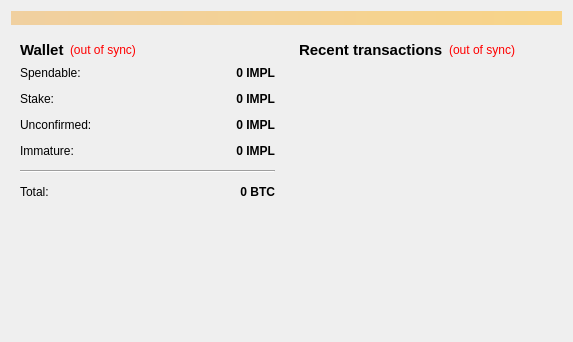
Before: the Qt Designer form src/qt/forms/overviewpage.ui in minblock/compute, drawn with Qt 5.
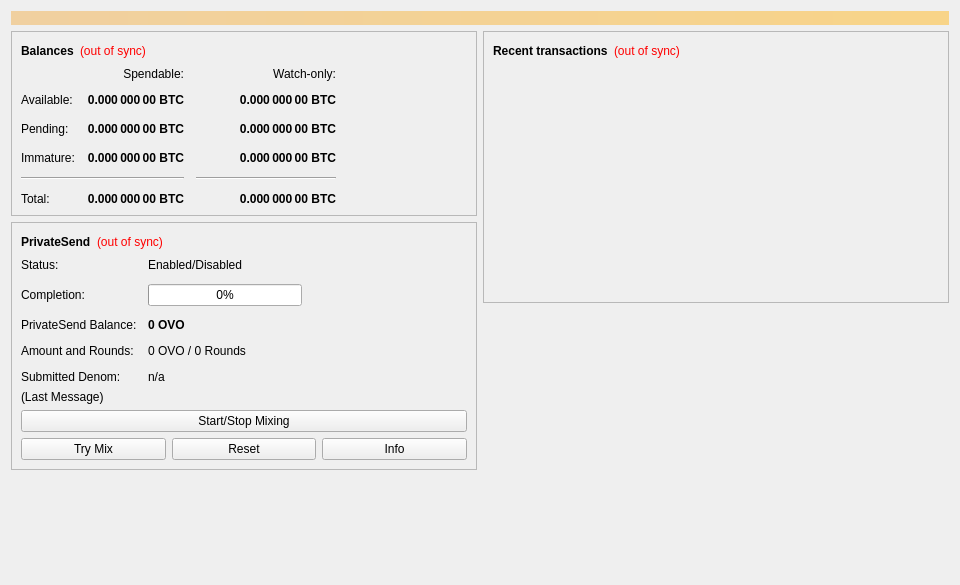
After: the same form once the commit is applied.

```diff
--- a/src/qt/forms/overviewpage.ui
+++ b/src/qt/forms/overviewpage.ui
@@ -6,10 +6,16 @@
    <rect>
     <x>0</x>
     <y>0</y>
-    <width>573</width>
-    <height>342</height>
+    <width>960</width>
+    <height>585</height>
    </rect>
   </property>
+  <property name="minimumSize">
+   <size>
+    <width>960</width>
+    <height>0</height>
+   </size>
+  </property>
   <property name="windowTitle">
    <string>Form</string>
   </property>
@@ -20,8 +26,7 @@
       <bool>false</bool>
      </property>
      <property name="styleSheet">
-      <string notr="true">background-color: qlineargradient(x1: 0, y1: 0, x2: 1, y2: 0, stop:0 #F0D0A0, stop:1 #F8D488);  color:#000000
-</string>
+      <string notr="true">QLabel { background-color: qlineargradient(x1: 0, y1: 0, x2: 1, y2: 0, stop:0 #F0D0A0, stop:1 #F8D488); color:#000000; }</string>
      </property>
      <property name="wordWrap">
       <bool>true</bool>
@@ -36,7 +41,13 @@
      <item>
       <layout class="QVBoxLayout" name="verticalLayout_2">
        <item>
-        <widget class="QWidget" name="widget" native="true">
+        <widget class="QFrame" name="frame">
+         <property name="frameShape">
+          <enum>QFrame::StyledPanel</enum>
+         </property>
+         <property name="frameShadow">
+          <enum>QFrame::Raised</enum>
+         </property>
          <layout class="QVBoxLayout" name="verticalLayout_4">
           <item>
            <layout class="QHBoxLayout" name="horizontalLayout_4">
@@ -44,13 +55,12 @@
              <widget class="QLabel" name="label_5">
               <property name="font">
                <font>
-                <pointsize>11</pointsize>
                 <weight>75</weight>
                 <bold>true</bold>
                </font>
               </property>
               <property name="text">
-               <string>Wallet</string>
+               <string>Balances</string>
               </property>
              </widget>
             </item>
@@ -71,7 +81,7 @@
              </widget>
             </item>
             <item>
-             <spacer name="horizontalSpacer_2">
+             <spacer name="horizontalSpacer_3">
               <property name="orientation">
                <enum>Qt::Horizontal</enum>
               </property>
@@ -86,25 +96,12 @@
            </layout>
           </item>
           <item>
-           <layout class="QFormLayout" name="formLayout_2">
-            <property name="fieldGrowthPolicy">
-             <enum>QFormLayout::AllNonFixedFieldsGrow</enum>
-            </property>
-            <property name="horizontalSpacing">
+           <layout class="QGridLayout" name="gridLayout">
+            <property name="spacing">
              <number>12</number>
             </property>
-            <property name="verticalSpacing">
-             <number>12</number>
-            </property>
-            <item row="0" column="0">
-             <widget class="QLabel" name="label">
-              <property name="text">
-               <string>Spendable:</string>
-              </property>
-             </widget>
-            </item>
-            <item row="0" column="1">
-             <widget class="QLabel" name="labelBalance">
+            <item row="2" column="2">
+             <widget class="QLabel" name="labelWatchPending">
               <property name="font">
                <font>
                 <weight>75</weight>
@@ -118,7 +115,7 @@
                <string>Your current spendable balance</string>
               </property>
               <property name="text">
-               <string notr="true">0 IMPL</string>
+               <string notr="true">0.000 000 00 BTC</string>
               </property>
               <property name="alignment">
                <set>Qt::AlignRight|Qt::AlignTrailing|Qt::AlignVCenter</set>
@@ -128,45 +125,6 @@
               </property>
              </widget>
             </item>
-            <item row="1" column="0">
-             <widget class="QLabel" name="label_6">
-              <property name="text">
-               <string>Stake:</string>
-              </property>
-             </widget>
-            </item>
-            <item row="1" column="1">
-             <widget class="QLabel" name="labelStake">
-              <property name="font">
-               <font>
-                <weight>75</weight>
-                <bold>true</bold>
-               </font>
-              </property>
-              <property name="cursor">
-               <cursorShape>IBeamCursor</cursorShape>
-              </property>
-              <property name="toolTip">
-               <string>Total of coins that was staked, and do not yet count toward the current balance</string>
-              </property>
-              <property name="text">
-               <string notr="true">0 IMPL</string>
-              </property>
-              <property name="alignment">
-               <set>Qt::AlignRight|Qt::AlignTrailing|Qt::AlignVCenter</set>
-              </property>
-              <property name="textInteractionFlags">
-               <set>Qt::LinksAccessibleByMouse|Qt::TextSelectableByKeyboard|Qt::TextSelectableByMouse</set>
-              </property>
-             </widget>
-            </item>
-            <item row="2" column="0">
-             <widget class="QLabel" name="label_3">
-              <property name="text">
-               <string>Unconfirmed:</string>
-              </property>
-             </widget>
-            </item>
             <item row="2" column="1">
              <widget class="QLabel" name="labelUnconfirmed">
               <property name="font">
@@ -182,7 +140,7 @@
                <string>Total of transactions that have yet to be confirmed, and do not yet count toward the current balance</string>
               </property>
               <property name="text">
-               <string notr="true">0 IMPL</string>
+               <string notr="true">0.000 000 00 BTC</string>
               </property>
               <property name="alignment">
                <set>Qt::AlignRight|Qt::AlignTrailing|Qt::AlignVCenter</set>
@@ -192,15 +150,8 @@
               </property>
              </widget>
             </item>
-            <item row="3" column="0">
-             <widget class="QLabel" name="labelImmatureText">
-              <property name="text">
-               <string>Immature:</string>
-              </property>
-             </widget>
-            </item>
-            <item row="3" column="1">
-             <widget class="QLabel" name="labelImmature">
+            <item row="3" column="2">
+             <widget class="QLabel" name="labelWatchImmature">
               <property name="font">
                <font>
                 <weight>75</weight>
@@ -211,7 +162,7 @@
                <string>Mined balance that has not yet matured</string>
               </property>
               <property name="text">
-               <string notr="true">0 IMPL</string>
+               <string notr="true">0.000 000 00 BTC</string>
               </property>
               <property name="alignment">
                <set>Qt::AlignRight|Qt::AlignTrailing|Qt::AlignVCenter</set>
@@ -222,7 +173,26 @@
              </widget>
             </item>
             <item row="4" column="0" colspan="2">
-             <widget class="Line" name="line">
+             <widget class="Line" name="lineSpendableBalance">
+              <property name="orientation">
+               <enum>Qt::Horizontal</enum>
+              </property>
+             </widget>
+            </item>
+            <item row="4" column="2">
+             <widget class="Line" name="lineWatchBalance">
+              <property name="sizePolicy">
+               <sizepolicy hsizetype="Preferred" vsizetype="Fixed">
+                <horstretch>0</horstretch>
+                <verstretch>0</verstretch>
+               </sizepolicy>
+              </property>
+              <property name="minimumSize">
+               <size>
+                <width>140</width>
+                <height>0</height>
+               </size>
+              </property>
               <property name="orientation">
                <enum>Qt::Horizontal</enum>
               </property>
@@ -235,6 +205,51 @@
               </property>
              </widget>
             </item>
+            <item row="3" column="1">
+             <widget class="QLabel" name="labelImmature">
+              <property name="font">
+               <font>
+                <weight>75</weight>
+                <bold>true</bold>
+               </font>
+              </property>
+              <property name="cursor">
+               <cursorShape>IBeamCursor</cursorShape>
+              </property>
+              <property name="toolTip">
+               <string>Mined balance that has not yet matured</string>
+              </property>
+              <property name="text">
+               <string notr="true">0.000 000 00 BTC</string>
+              </property>
+              <property name="alignment">
+               <set>Qt::AlignRight|Qt::AlignTrailing|Qt::AlignVCenter</set>
+              </property>
+              <property name="textInteractionFlags">
+               <set>Qt::LinksAccessibleByMouse|Qt::TextSelectableByKeyboard|Qt::TextSelectableByMouse</set>
+              </property>
+             </widget>
+            </item>
+            <item row="2" column="3">
+             <spacer name="horizontalSpacer_2">
+              <property name="orientation">
+               <enum>Qt::Horizontal</enum>
+              </property>
+              <property name="sizeHint" stdset="0">
+               <size>
+                <width>40</width>
+                <height>20</height>
+               </size>
+              </property>
+             </spacer>
+            </item>
+            <item row="3" column="0">
+             <widget class="QLabel" name="labelImmatureText">
+              <property name="text">
+               <string>Immature:</string>
+              </property>
+             </widget>
+            </item>
             <item row="5" column="1">
              <widget class="QLabel" name="labelTotal">
               <property name="font">
@@ -250,7 +265,7 @@
                <string>Your current total balance</string>
               </property>
               <property name="text">
-               <string notr="true">0 BTC</string>
+               <string notr="true">0.000 000 00 BTC</string>
               </property>
               <property name="alignment">
                <set>Qt::AlignRight|Qt::AlignTrailing|Qt::AlignVCenter</set>
@@ -259,6 +274,359 @@
                <set>Qt::LinksAccessibleByMouse|Qt::TextSelectableByKeyboard|Qt::TextSelectableByMouse</set>
               </property>
              </widget>
+            </item>
+            <item row="5" column="2">
+             <widget class="QLabel" name="labelWatchTotal">
+              <property name="font">
+               <font>
+                <weight>75</weight>
+                <bold>true</bold>
+               </font>
+              </property>
+              <property name="cursor">
+               <cursorShape>IBeamCursor</cursorShape>
+              </property>
+              <property name="toolTip">
+               <string>Current total balance in watch-only addresses</string>
+              </property>
+              <property name="text">
+               <string notr="true">0.000 000 00 BTC</string>
+              </property>
+              <property name="alignment">
+               <set>Qt::AlignRight|Qt::AlignTrailing|Qt::AlignVCenter</set>
+              </property>
+              <property name="textInteractionFlags">
+               <set>Qt::LinksAccessibleByMouse|Qt::TextSelectableByKeyboard|Qt::TextSelectableByMouse</set>
+              </property>
+             </widget>
+            </item>
+            <item row="0" column="2">
+             <widget class="QLabel" name="labelWatchonly">
+              <property name="text">
+               <string>Watch-only:</string>
+              </property>
+              <property name="alignment">
+               <set>Qt::AlignRight|Qt::AlignTrailing|Qt::AlignVCenter</set>
+              </property>
+             </widget>
+            </item>
+            <item row="1" column="0">
+             <widget class="QLabel" name="labelBalanceText">
+              <property name="text">
+               <string>Available:</string>
+              </property>
+             </widget>
+            </item>
+            <item row="1" column="1">
+             <widget class="QLabel" name="labelBalance">
+              <property name="font">
+               <font>
+                <weight>75</weight>
+                <bold>true</bold>
+               </font>
+              </property>
+              <property name="cursor">
+               <cursorShape>IBeamCursor</cursorShape>
+              </property>
+              <property name="toolTip">
+               <string>Your current spendable balance</string>
+              </property>
+              <property name="text">
+               <string notr="true">0.000 000 00 BTC</string>
+              </property>
+              <property name="alignment">
+               <set>Qt::AlignRight|Qt::AlignTrailing|Qt::AlignVCenter</set>
+              </property>
+              <property name="textInteractionFlags">
+               <set>Qt::LinksAccessibleByMouse|Qt::TextSelectableByKeyboard|Qt::TextSelectableByMouse</set>
+              </property>
+             </widget>
+            </item>
+            <item row="1" column="2">
+             <widget class="QLabel" name="labelWatchAvailable">
+              <property name="font">
+               <font>
+                <weight>75</weight>
+                <bold>true</bold>
+               </font>
+              </property>
+              <property name="cursor">
+               <cursorShape>IBeamCursor</cursorShape>
+              </property>
+              <property name="toolTip">
+               <string>Your current balance in watch-only addresses</string>
+              </property>
+              <property name="text">
+               <string notr="true">0.000 000 00 BTC</string>
+              </property>
+              <property name="alignment">
+               <set>Qt::AlignRight|Qt::AlignTrailing|Qt::AlignVCenter</set>
+              </property>
+              <property name="textInteractionFlags">
+               <set>Qt::LinksAccessibleByMouse|Qt::TextSelectableByKeyboard|Qt::TextSelectableByMouse</set>
+              </property>
+             </widget>
+            </item>
+            <item row="2" column="0">
+             <widget class="QLabel" name="labelPendingText">
+              <property name="text">
+               <string>Pending:</string>
+              </property>
+             </widget>
+            </item>
+            <item row="0" column="1">
+             <widget class="QLabel" name="labelSpendable">
+              <property name="text">
+               <string>Spendable:</string>
+              </property>
+              <property name="alignment">
+               <set>Qt::AlignRight|Qt::AlignTrailing|Qt::AlignVCenter</set>
+              </property>
+             </widget>
+            </item>
+           </layout>
+          </item>
+         </layout>
+        </widget>
+       </item>
+       <item>
+        <widget class="QFrame" name="framePrivateSend">
+         <property name="layoutDirection">
+          <enum>Qt::LeftToRight</enum>
+         </property>
+         <property name="frameShape">
+          <enum>QFrame::StyledPanel</enum>
+         </property>
+         <property name="frameShadow">
+          <enum>QFrame::Raised</enum>
+         </property>
+         <layout class="QVBoxLayout" name="VerticalLayout_PS1">
+          <item>
+           <layout class="QHBoxLayout" name="horizontalLayout_5">
+            <item>
+             <widget class="QLabel" name="labelPrivateSendHeader">
+              <property name="font">
+               <font>
+                <weight>75</weight>
+                <bold>true</bold>
+               </font>
+              </property>
+              <property name="text">
+               <string>PrivateSend</string>
+              </property>
+             </widget>
+            </item>
+            <item>
+             <widget class="QLabel" name="labelPrivateSendSyncStatus">
+              <property name="toolTip">
+               <string>The displayed information may be out of date. Your wallet automatically synchronizes with the Ovo network after a connection is established, but this process has not completed yet.</string>
+              </property>
+              <property name="styleSheet">
+               <string notr="true">QLabel { color: red; }</string>
+              </property>
+              <property name="text">
+               <string notr="true">(out of sync)</string>
+              </property>
+              <property name="alignment">
+               <set>Qt::AlignLeading|Qt::AlignLeft|Qt::AlignVCenter</set>
+              </property>
+             </widget>
+            </item>
+            <item>
+             <spacer name="horizontalSpacer_4">
+              <property name="orientation">
+               <enum>Qt::Horizontal</enum>
+              </property>
+              <property name="sizeHint" stdset="0">
+               <size>
+                <width>40</width>
+                <height>20</height>
+               </size>
+              </property>
+             </spacer>
+            </item>
+           </layout>
+          </item>
+          <item>
+           <layout class="QFormLayout" name="privateSendFormLayout">
+            <property name="fieldGrowthPolicy">
+             <enum>QFormLayout::AllNonFixedFieldsGrow</enum>
+            </property>
+            <property name="horizontalSpacing">
+             <number>11</number>
+            </property>
+            <property name="verticalSpacing">
+             <number>12</number>
+            </property>
+            <item row="0" column="0">
+             <widget class="QLabel" name="labelPrivateSendEnabledText">
+              <property name="text">
+               <string>Status:</string>
+              </property>
+             </widget>
+            </item>
+            <item row="0" column="1">
+             <widget class="QLabel" name="labelPrivateSendEnabled">
+              <property name="text">
+               <string>Enabled/Disabled</string>
+              </property>
+             </widget>
+            </item>
+            <item row="1" column="0">
+             <widget class="QLabel" name="labelCompletitionText">
+              <property name="text">
+               <string>Completion:</string>
+              </property>
+             </widget>
+            </item>
+            <item row="1" column="1">
+             <widget class="QProgressBar" name="privateSendProgress">
+              <property name="maximumSize">
+               <size>
+                <width>154</width>
+                <height>16777215</height>
+               </size>
+              </property>
+              <property name="value">
+               <number>0</number>
+              </property>
+             </widget>
+            </item>
+            <item row="2" column="0">
+             <widget class="QLabel" name="labelAnonymizedText">
+              <property name="text">
+               <string>PrivateSend Balance:</string>
+              </property>
+             </widget>
+            </item>
+            <item row="2" column="1">
+             <widget class="QLabel" name="labelAnonymized">
+              <property name="font">
+               <font>
+                <weight>75</weight>
+                <bold>true</bold>
+               </font>
+              </property>
+              <property name="text">
+               <string notr="true">0 OVO</string>
+              </property>
+             </widget>
+            </item>
+            <item row="3" column="0">
+             <widget class="QLabel" name="labelAmountAndRoundsText">
+              <property name="text">
+               <string>Amount and Rounds:</string>
+              </property>
+             </widget>
+            </item>
+            <item row="3" column="1">
+             <widget class="QLabel" name="labelAmountRounds">
+              <property name="text">
+               <string>0 OVO / 0 Rounds</string>
+              </property>
+             </widget>
+            </item>
+            <item row="4" column="0">
+             <widget class="QLabel" name="labelSubmittedDenomText">
+              <property name="text">
+               <string>Submitted Denom:</string>
+              </property>
+             </widget>
+            </item>
+            <item row="4" column="1">
+             <widget class="QLabel" name="labelSubmittedDenom">
+              <property name="toolTip">
+               <string>The denominations you submitted to the Masternode.&lt;br&gt;To mix, other users must submit the exact same denominations.</string>
+              </property>
+              <property name="text">
+               <string>n/a</string>
+              </property>
+             </widget>
+            </item>
+           </layout>
+          </item>
+          <item>
+           <layout class="QVBoxLayout" name="VerticalLayout_PS">
+            <item>
+             <widget class="QLabel" name="labelPrivateSendLastMessage">
+              <property name="text">
+               <string>(Last Message)</string>
+              </property>
+              <property name="alignment">
+               <set>Qt::AlignLeading|Qt::AlignLeft|Qt::AlignTop</set>
+              </property>
+              <property name="wordWrap">
+               <bool>true</bool>
+              </property>
+             </widget>
+            </item>
+            <item>
+             <widget class="QPushButton" name="togglePrivateSend">
+              <property name="sizePolicy">
+               <sizepolicy hsizetype="MinimumExpanding" vsizetype="Fixed">
+                <horstretch>0</horstretch>
+                <verstretch>0</verstretch>
+               </sizepolicy>
+              </property>
+              <property name="text">
+               <string>Start/Stop Mixing</string>
+              </property>
+             </widget>
+            </item>
+            <item>
+             <layout class="QHBoxLayout" name="horizontalLayout_debugbuttons">
+              <item>
+               <widget class="QPushButton" name="privateSendAuto">
+                <property name="sizePolicy">
+                 <sizepolicy hsizetype="MinimumExpanding" vsizetype="Fixed">
+                  <horstretch>0</horstretch>
+                  <verstretch>0</verstretch>
+                 </sizepolicy>
+                </property>
+                <property name="toolTip">
+                 <string>Try to manually submit a PrivateSend request.</string>
+                </property>
+                <property name="text">
+                 <string>Try Mix</string>
+                </property>
+               </widget>
+              </item>
+              <item>
+               <widget class="QPushButton" name="privateSendReset">
+                <property name="sizePolicy">
+                 <sizepolicy hsizetype="MinimumExpanding" vsizetype="Fixed">
+                  <horstretch>0</horstretch>
+                  <verstretch>0</verstretch>
+                 </sizepolicy>
+                </property>
+                <property name="toolTip">
+                 <string>Reset the current status of PrivateSend (can interrupt PrivateSend if it's in the process of Mixing, which can cost you money!)</string>
+                </property>
+                <property name="autoFillBackground">
+                 <bool>false</bool>
+                </property>
+                <property name="text">
+                 <string>Reset</string>
+                </property>
+               </widget>
+              </item>
+              <item>
+               <widget class="QPushButton" name="privateSendInfo">
+                <property name="sizePolicy">
+                 <sizepolicy hsizetype="MinimumExpanding" vsizetype="Fixed">
+                  <horstretch>0</horstretch>
+                  <verstretch>0</verstretch>
+                 </sizepolicy>
+                </property>
+                <property name="toolTip">
+                 <string>Information about PrivateSend and Mixing</string>
+                </property>
+                <property name="text">
+                 <string>Info</string>
+                </property>
+               </widget>
+              </item>
+             </layout>
             </item>
            </layout>
           </item>
@@ -283,7 +651,13 @@
      <item>
       <layout class="QVBoxLayout" name="verticalLayout_3">
        <item>
-        <widget class="QWidget" name="widget_2" native="true">
+        <widget class="QFrame" name="frame_2">
+         <property name="frameShape">
+          <enum>QFrame::StyledPanel</enum>
+         </property>
+         <property name="frameShadow">
+          <enum>QFrame::Raised</enum>
+         </property>
          <layout class="QVBoxLayout" name="verticalLayout">
           <item>
            <layout class="QHBoxLayout" name="horizontalLayout_2">
@@ -291,13 +665,12 @@
              <widget class="QLabel" name="label_4">
               <property name="font">
                <font>
-                <pointsize>11</pointsize>
                 <weight>75</weight>
                 <bold>true</bold>
                </font>
               </property>
               <property name="text">
-               <string>&lt;b&gt;Recent transactions&lt;/b&gt;</string>
+               <string>Recent transactions</string>
               </property>
              </widget>
             </item>
@@ -313,7 +686,7 @@
                <string notr="true">(out of sync)</string>
               </property>
               <property name="alignment">
-               <set>Qt::AlignRight|Qt::AlignTrailing|Qt::AlignVCenter</set>
+               <set>Qt::AlignLeading|Qt::AlignLeft|Qt::AlignVCenter</set>
               </property>
              </widget>
             </item>
@@ -354,6 +727,19 @@
          </layout>
         </widget>
        </item>
+       <item>
+        <spacer name="verticalSpacer_2">
+         <property name="orientation">
+          <enum>Qt::Vertical</enum>
+         </property>
+         <property name="sizeHint" stdset="0">
+          <size>
+           <width>20</width>
+           <height>40</height>
+          </size>
+         </property>
+        </spacer>
+       </item>
       </layout>
      </item>
     </layout>
```
Left out of the diff: 16 changed lines with no effect on the pictures.
